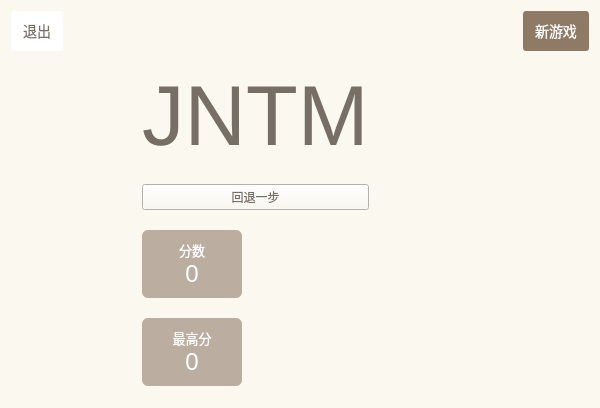
Before: the Qt Designer form mainwindow.ui in ZKLlab/cxk-2048-cpp, drawn with Qt 5.
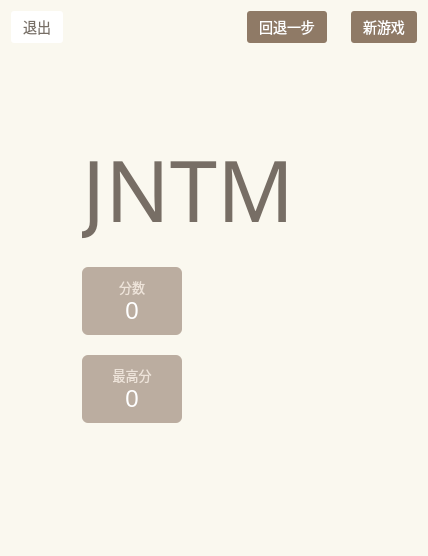
After: the same form once the commit is applied.

Diff of the .ui file:
```diff
--- a/mainwindow.ui
+++ b/mainwindow.ui
@@ -6,22 +6,10 @@
    <rect>
     <x>0</x>
     <y>0</y>
-    <width>600</width>
-    <height>400</height>
+    <width>428</width>
+    <height>556</height>
    </rect>
   </property>
-  <property name="sizePolicy">
-   <sizepolicy hsizetype="Ignored" vsizetype="Ignored">
-    <horstretch>0</horstretch>
-    <verstretch>0</verstretch>
-   </sizepolicy>
-  </property>
-  <property name="maximumSize">
-   <size>
-    <width>16777215</width>
-    <height>16777215</height>
-   </size>
-  </property>
   <property name="focusPolicy">
    <enum>Qt::StrongFocus</enum>
   </property>
@@ -60,8 +48,10 @@
          <string notr="true">background: white;
 border: none;
 border-radius: 3px;
-padding: 9px 12px;
-font-size: 14px;</string>
+padding: 0 12px;
+font-size: 14px;
+height: 32px;
+line-height: 32px;</string>
         </property>
         <property name="text">
          <string>退出</string>
@@ -81,6 +71,32 @@
         </property>
        </spacer>
       </item>
+      <item>
+       <widget class="QPushButton" name="retractButton">
+        <property name="sizePolicy">
+         <sizepolicy hsizetype="Fixed" vsizetype="Fixed">
+          <horstretch>0</horstretch>
+          <verstretch>0</verstretch>
+         </sizepolicy>
+        </property>
+        <property name="cursor">
+         <cursorShape>PointingHandCursor</cursorShape>
+        </property>
+        <property name="styleSheet">
+         <string notr="true">background: #8f7a66;
+color: white;
+border: none;
+border-radius: 3px;
+padding: 0 12px;
+font-size: 14px;
+height: 32px;
+line-height: 32px;</string>
+        </property>
+        <property name="text">
+         <string>回退一步</string>
+        </property>
+       </widget>
+      </item>
       <item>
        <widget class="QPushButton" name="newGameButton">
         <property name="sizePolicy">
@@ -100,8 +116,10 @@
 color: white;
 border: none;
 border-radius: 3px;
-padding: 9px 12px;
-font-size: 14px;</string>
+padding: 0 12px;
+font-size: 14px;
+height: 32px;
+line-height: 32px;</string>
         </property>
         <property name="text">
          <string>新游戏</string>
@@ -144,6 +162,9 @@
          <property name="spacing">
           <number>20</number>
          </property>
+         <property name="leftMargin">
+          <number>50</number>
+         </property>
          <property name="rightMargin">
           <number>100</number>
          </property>
@@ -157,6 +178,7 @@
            </property>
            <property name="font">
             <font>
+             <family>Source Sans Pro,Source Han Sans CN,sans-serif</family>
              <pointsize>64</pointsize>
             </font>
            </property>
@@ -165,13 +187,6 @@
            </property>
           </widget>
          </item>
-         <item>
-          <widget class="QPushButton" name="retractButton">
-           <property name="text">
-            <string>回退一步</string>
-           </property>
-          </widget>
-         </item>
          <item>
           <widget class="QWidget" name="scoreboard" native="true">
            <property name="sizePolicy">
@@ -217,7 +232,8 @@
                </sizepolicy>
               </property>
               <property name="styleSheet">
-               <string notr="true">font-size: 13px;</string>
+               <string notr="true">color: #eee4da;
+font-size: 13px;</string>
               </property>
               <property name="text">
                <string>分数</string>
@@ -294,7 +310,8 @@
                </sizepolicy>
               </property>
               <property name="styleSheet">
-               <string notr="true">font-size: 13px;</string>
+               <string notr="true">color: #eee4da;
+font-size: 13px;</string>
               </property>
               <property name="text">
                <string>最高分</string>
```
Left out of the diff: 3 changed lines with no effect on the pictures.
